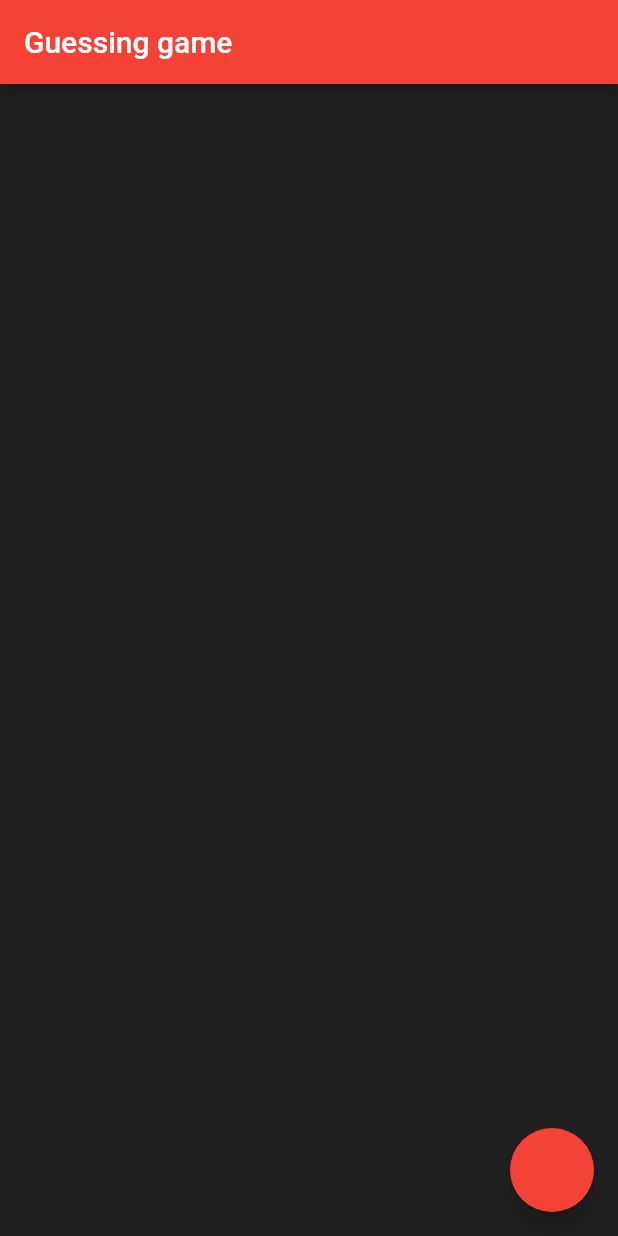
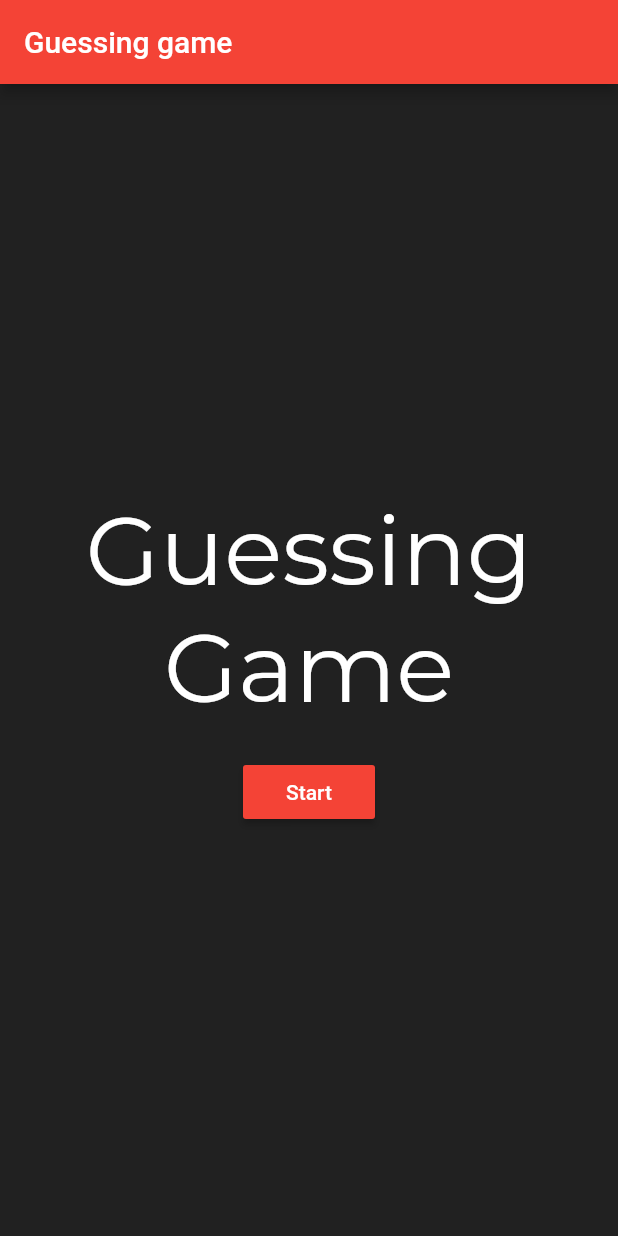
Before and after one commit to tusharsadhwani/guessing-game, a Flutter app: the screen it shows after launch, on a phone screen of 412 x 824 dp. Run offline on Flutter 3.47's test engine with Material 2 defaults, Android fonts, the phone set to English and light mode, and no system bars; our stand-ins replace google_fonts.

Commit message:
added home page

```diff
--- a/lib/main.dart
+++ b/lib/main.dart
@@ -1,6 +1,7 @@
 import 'package:flutter/material.dart';
+import 'package:google_fonts/google_fonts.dart';
 
-import './pages/HomePage/HomePage.dart';
+import './pages/home_page/home_page.dart';
 
 void main() => runApp(MyApp());
 
@@ -11,6 +12,15 @@ class MyApp extends StatelessWidget {
       title: 'Flutter Demo',
       theme: ThemeData(
         primarySwatch: Colors.red,
+        buttonTheme: ButtonThemeData(
+          buttonColor: Colors.red,
+        ),
+        textTheme: TextTheme(
+          display1: GoogleFonts.montserrat(),
+          button: TextStyle(
+            color: Colors.white,
+          ),
+        ),
       ),
       initialRoute: '/',
       routes: {
--- a/lib/pages/HomePage/HomePage.dart
+++ /dev/null
@@ -1,12 +0,0 @@
-import 'package:flutter/material.dart';
-
-class HomePage extends StatelessWidget {
-  @override
-  Widget build(BuildContext context) {
-    return Scaffold(
-      backgroundColor: Colors.grey.shade900,
-      appBar: AppBar(title: Text("Guessing game")),
-      floatingActionButton: FloatingActionButton(onPressed: () {}),
-    );
-  }
-}
--- /dev/null
+++ b/lib/pages/home_page/home_page.dart
@@ -0,0 +1,45 @@
+import 'package:flutter/material.dart';
+
+class HomePage extends StatelessWidget {
+  @override
+  Widget build(BuildContext context) {
+    final titleStyle = TextStyle(
+      fontFamily: Theme.of(context).textTheme.display1.fontFamily,
+      color: Colors.white,
+      fontSize: 64.0,
+    );
+    return Scaffold(
+      backgroundColor: Colors.grey.shade900,
+      appBar: AppBar(
+        title: Text("Guessing game"),
+      ),
+      body: Center(
+        child: Container(
+          width: double.infinity,
+          child: Column(
+            crossAxisAlignment: CrossAxisAlignment.center,
+            mainAxisSize: MainAxisSize.min,
+            children: <Widget>[
+              Text(
+                'Guessing',
+                style: titleStyle,
+              ),
+              Text(
+                'Game',
+                style: titleStyle,
+              ),
+              SizedBox(height: 20),
+              RaisedButton(
+                onPressed: () {},
+                child: Text(
+                  'Start',
+                  style: Theme.of(context).textTheme.button,
+                ),
+              ),
+            ],
+          ),
+        ),
+      ),
+    );
+  }
+}
```
